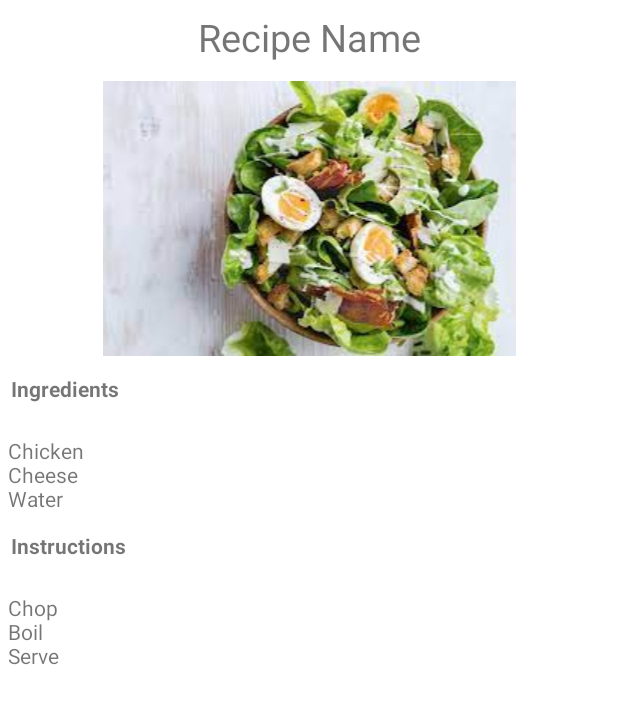
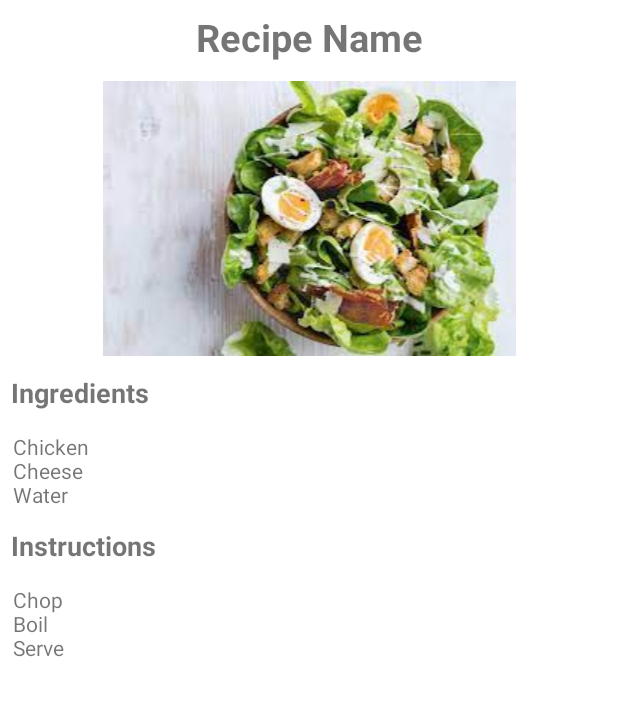
Before and after one commit to bendowsett/FoodApp, an Android app: the layout fragment_recipe_detail.xml on its own in the app's theme, with its tools: preview values and no code run, on a phone screen of 412 x 824 dp. Shown: the top 704 px of the screen. Run offline under Robolectric (Android 15) with nearby library versions, the phone set to English and light mode, and no system bars.

```diff
--- a/app/src/main/res/layout/fragment_recipe_detail.xml
+++ b/app/src/main/res/layout/fragment_recipe_detail.xml
@@ -16,6 +16,7 @@
         android:padding="2dp"
         android:textSize="25dp"
         tools:text = "Recipe Name"
+        android:textStyle="bold"
         android:layout_marginBottom="10dp"/>
 
     <ImageView
@@ -31,7 +32,8 @@
         android:layout_height="wrap_content"
         android:text="Ingredients"
         android:padding="2dp"
-        android:layout_marginBottom="10dp"
+        android:textSize="18dp"
+        android:layout_marginBottom="2dp"
         android:textStyle="bold"/>
 
 
@@ -42,6 +44,7 @@
         tools:text= "Chicken\nCheese\nWater"
         android:layout_marginTop="10dp"
         android:layout_marginBottom="10dp"
+        android:layout_marginLeft="3dp"
         />
 
 
@@ -49,8 +52,9 @@
         android:layout_width="match_parent"
         android:layout_height="wrap_content"
         android:text="Instructions"
+        android:textSize="18dp"
         android:padding="2dp"
-        android:layout_marginBottom="10dp"
+        android:layout_marginBottom="2dp"
         android:textStyle="bold"/>
 
     <TextView
@@ -60,6 +64,7 @@
         tools:text= "Chop\nBoil\nServe"
         android:layout_marginTop="10dp"
         android:layout_marginBottom="10dp"
+        android:layout_marginLeft="3dp"
         />
 
 
```
